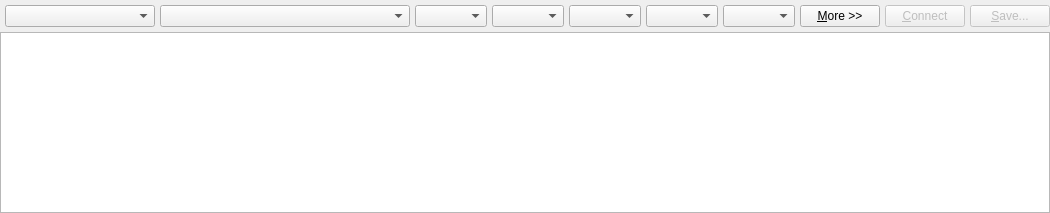
Above: src/ui/consoletab.ui from solaristhesun/superterm before the change. Below: the same form after it.
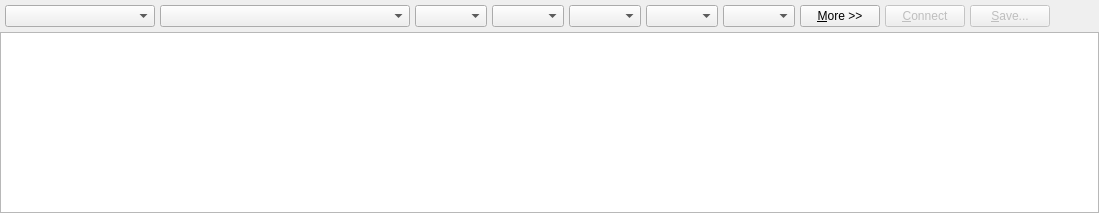
That is the form after the change. Custom widgets are drawn as their Qt base class.

```diff
--- a/src/ui/consoletab.ui
+++ b/src/ui/consoletab.ui
@@ -6,7 +6,7 @@
    <rect>
     <x>0</x>
     <y>0</y>
-    <width>945</width>
+    <width>1099</width>
     <height>213</height>
    </rect>
   </property>
```
